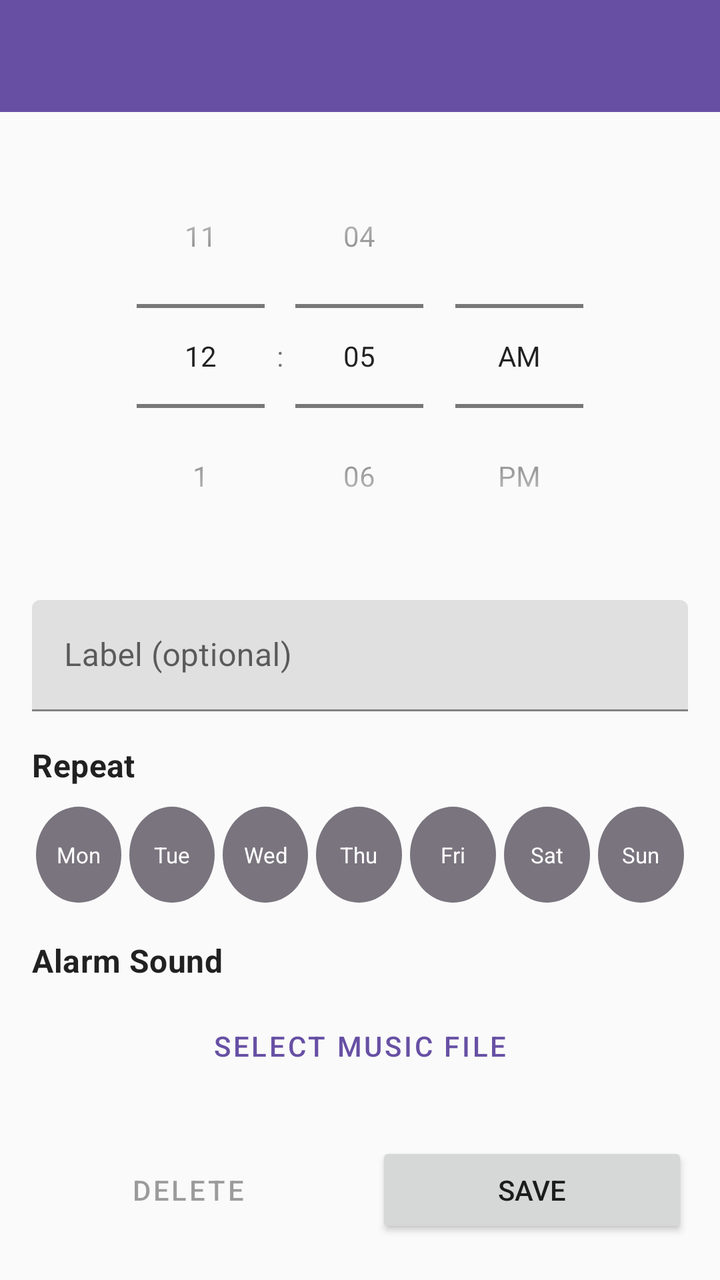
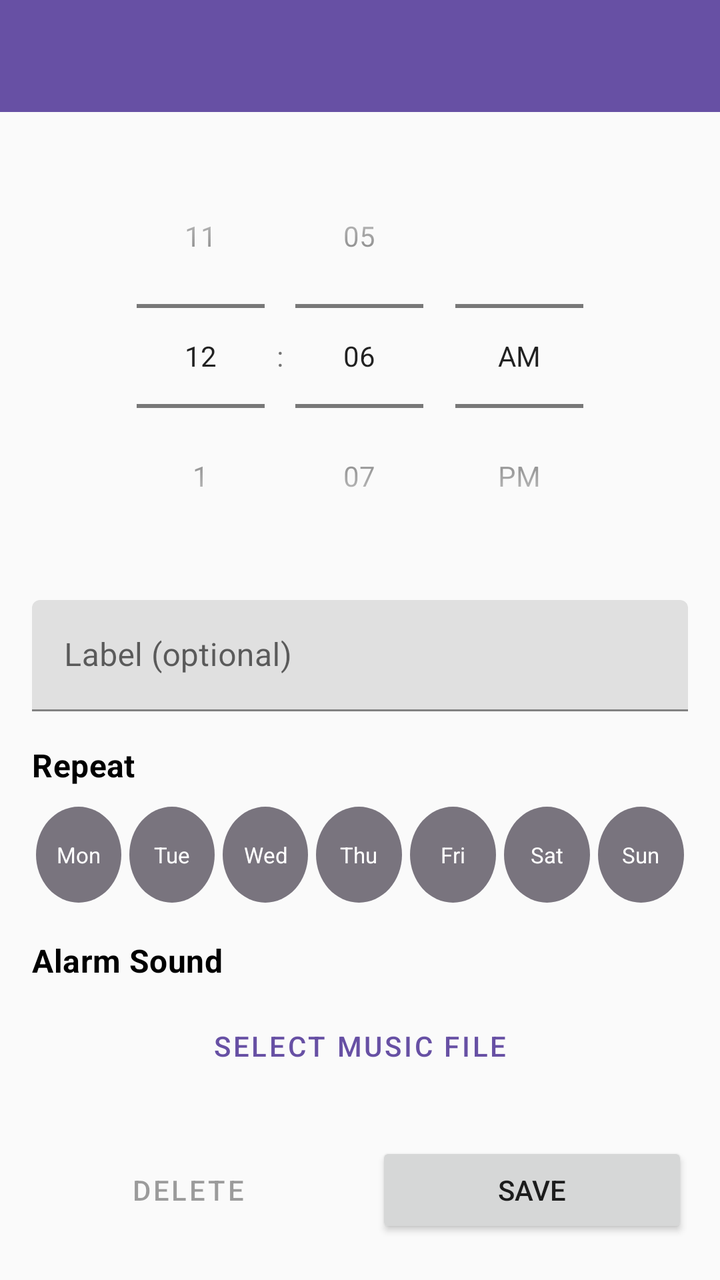

Two renders of the same Android screen: before a commit and after it. Below are the layout's source before the change and the commit's diff.
<!-- AndroidManifest.xml: application theme Theme.Alerm -->
<!-- res/layout/activity_alarm_edit.xml -->
<?xml version="1.0" encoding="utf-8"?>
<LinearLayout
    xmlns:android="http://schemas.android.com/apk/res/android"
    xmlns:tools="http://schemas.android.com/tools"
    android:layout_width="match_parent"
    android:layout_height="match_parent"
    android:orientation="vertical"
    tools:context=".AlarmEditActivity">

    <androidx.appcompat.widget.Toolbar
        android:id="@+id/toolbarEdit"
        android:layout_width="match_parent"
        android:layout_height="?attr/actionBarSize"
        android:background="?attr/colorPrimary"
        android:title="@string/app_name"
        android:titleTextColor="@android:color/white" />

    <ScrollView
        android:layout_width="match_parent"
        android:layout_height="0dp"
        android:layout_weight="1">

    <LinearLayout
        android:layout_width="match_parent"
        android:layout_height="wrap_content"
        android:orientation="vertical"
        android:padding="16dp">

        
        <TimePicker
            android:id="@+id/timePicker"
            android:layout_width="match_parent"
            android:layout_height="wrap_content"
            android:timePickerMode="spinner" />

        
        <com.google.android.material.textfield.TextInputLayout
            android:layout_width="match_parent"
            android:layout_height="wrap_content"
            android:layout_marginTop="16dp"
            android:hint="@string/alarm_label">

            <com.google.android.material.textfield.TextInputEditText
                android:id="@+id/etLabel"
                android:layout_width="match_parent"
                android:layout_height="wrap_content"
                android:inputType="text"
                android:maxLines="1" />

        </com.google.android.material.textfield.TextInputLayout>

        
        <TextView
            android:layout_width="match_parent"
            android:layout_height="wrap_content"
            android:layout_marginTop="16dp"
            android:text="@string/repeat_days"
            android:textAppearance="?attr/textAppearanceSubtitle1"
            android:textStyle="bold" />

        <LinearLayout
            android:layout_width="match_parent"
            android:layout_height="wrap_content"
            android:layout_marginTop="8dp"
            android:orientation="horizontal"
            android:gravity="center">

            <CheckBox
                android:id="@+id/cbMon"
                android:layout_width="0dp"
                android:layout_height="wrap_content"
                android:layout_weight="1"
                android:text="@string/mon"
                android:button="@null"
                android:background="@drawable/day_checkbox_bg"
                android:textColor="@color/day_checkbox_text_color"
                android:gravity="center"
                android:padding="6dp"
                android:textSize="11sp"
                android:layout_margin="2dp" />

            <CheckBox
                android:id="@+id/cbTue"
                android:layout_width="0dp"
                android:layout_height="wrap_content"
                android:layout_weight="1"
                android:text="@string/tue"
                android:button="@null"
                android:background="@drawable/day_checkbox_bg"
                android:textColor="@color/day_checkbox_text_color"
                android:gravity="center"
                android:padding="6dp"
                android:textSize="11sp"
                android:layout_margin="2dp" />

            <CheckBox
                android:id="@+id/cbWed"
                android:layout_width="0dp"
                android:layout_height="wrap_content"
                android:layout_weight="1"
                android:text="@string/wed"
                android:button="@null"
                android:background="@drawable/day_checkbox_bg"
                android:textColor="@color/day_checkbox_text_color"
                android:gravity="center"
                android:padding="6dp"
                android:textSize="11sp"
                android:layout_margin="2dp" />

            <CheckBox
                android:id="@+id/cbThu"
                android:layout_width="0dp"
                android:layout_height="wrap_content"
                android:layout_weight="1"
                android:text="@string/thu"
                android:button="@null"
                android:background="@drawable/day_checkbox_bg"
                android:textColor="@color/day_checkbox_text_color"
                android:gravity="center"
                android:padding="6dp"
                android:textSize="11sp"
                android:layout_margin="2dp" />

            <CheckBox
                android:id="@+id/cbFri"
                android:layout_width="0dp"
                android:layout_height="wrap_content"
                android:layout_weight="1"
                android:text="@string/fri"
                android:button="@null"
                android:background="@drawable/day_checkbox_bg"
                android:textColor="@color/day_checkbox_text_color"
                android:gravity="center"
                android:padding="6dp"
                android:textSize="11sp"
                android:layout_margin="2dp" />

            <CheckBox
                android:id="@+id/cbSat"
                android:layout_width="0dp"
                android:layout_height="wrap_content"
                android:layout_weight="1"
                android:text="@string/sat"
                android:button="@null"
                android:background="@drawable/day_checkbox_bg"
                android:textColor="@color/day_checkbox_text_color"
                android:gravity="center"
                android:padding="6dp"
                android:textSize="11sp"
                android:layout_margin="2dp" />

            <CheckBox
                android:id="@+id/cbSun"
                android:layout_width="0dp"
                android:layout_height="wrap_content"
                android:layout_weight="1"
                android:text="@string/sun"
                android:button="@null"
                android:background="@drawable/day_checkbox_bg"
                android:textColor="@color/day_checkbox_text_color"
                android:gravity="center"
                android:padding="6dp"
                android:textSize="11sp"
                android:layout_margin="2dp" />

        </LinearLayout>

        
        <TextView
            android:layout_width="match_parent"
            android:layout_height="wrap_content"
            android:layout_marginTop="16dp"
            android:text="@string/alarm_sound"
            android:textAppearance="?attr/textAppearanceSubtitle1"
            android:textStyle="bold" />

        <Button
            android:id="@+id/btnSelectMusic"
            style="@style/Widget.MaterialComponents.Button.OutlinedButton"
            android:layout_width="match_parent"
            android:layout_height="wrap_content"
            android:layout_marginTop="8dp"
            android:text="@string/select_music"
            android:ellipsize="end"
            android:maxLines="1" />

        
        <LinearLayout
            android:layout_width="match_parent"
            android:layout_height="wrap_content"
            android:layout_marginTop="24dp"
            android:orientation="horizontal">

            <Button
                android:id="@+id/btnDelete"
                style="@style/Widget.MaterialComponents.Button.OutlinedButton"
                android:layout_width="0dp"
                android:layout_height="wrap_content"
                android:layout_weight="1"
                android:layout_marginEnd="8dp"
                android:text="@string/delete"
                android:enabled="false" />

            <Button
                android:id="@+id/btnSave"
                android:layout_width="0dp"
                android:layout_height="wrap_content"
                android:layout_weight="1"
                android:layout_marginStart="8dp"
                android:text="@string/save" />

        </LinearLayout>

    </LinearLayout>

    </ScrollView>

</LinearLayout>
<!-- resources referenced by this layout -->
<resources>
  <!-- drawable day_checkbox_bg (drawable) -->
  <?xml version="1.0" encoding="utf-8"?>
  <selector xmlns:android="http://schemas.android.com/apk/res/android">
      <item android:state_checked="true">
          <shape android:shape="oval">
              <solid android:color="@color/day_selected_bg" />
          </shape>
      </item>
      <item>
          <shape android:shape="oval">
              <solid android:color="@color/day_unselected_bg" />
          </shape>
      </item>
  </selector>
  <string name="alarm_label">Label (optional)</string>
  <string name="alarm_sound">Alarm Sound</string>
  <string name="app_name">Alerm</string>
  <string name="delete">Delete</string>
  <string name="fri">Fri</string>
  <string name="mon">Mon</string>
  <string name="repeat_days">Repeat</string>
  <string name="sat">Sat</string>
  <string name="save">Save</string>
  <string name="select_music">Select Music File</string>
  <string name="sun">Sun</string>
  <string name="thu">Thu</string>
  <string name="tue">Tue</string>
  <string name="wed">Wed</string>
  <style name="Theme.Alerm" parent="Theme.MaterialComponents.DayNight.NoActionBar">
          <item name="colorPrimary">@color/colorPrimary</item>
          <item name="colorPrimaryVariant">@color/colorPrimaryVariant</item>
          <item name="colorOnPrimary">@color/colorOnPrimary</item>
          <item name="colorSecondary">@color/colorSecondary</item>
          <item name="colorOnSecondary">@color/colorOnSecondary</item>
          <item name="colorError">@color/colorError</item>
          <item name="colorOnError">@color/colorOnError</item>
          <item name="colorSurface">@color/colorSurface</item>
          <item name="colorOnSurface">@color/colorOnSurface</item>
          <item name="android:colorBackground">@color/colorBackground</item>
          <item name="colorOnBackground">@color/colorOnBackground</item>
      </style>
  <color name="day_selected_bg">#FF6750A4</color>
  <color name="day_unselected_bg">#FF79747E</color>
  <color name="colorPrimary">#FF6750A4</color>
  <color name="colorPrimaryVariant">#FF3700B3</color>
  <color name="colorOnPrimary">#FFFFFFFF</color>
  <color name="colorSecondary">#FF03DAC5</color>
  <color name="colorOnSecondary">#FF000000</color>
  <color name="colorError">#FFB00020</color>
  <color name="colorOnError">#FFFFFFFF</color>
  <color name="colorSurface">#FFFFFFFF</color>
  <color name="colorOnSurface">#FF000000</color>
  <color name="colorBackground">#FFFAFAFA</color>
  <color name="colorOnBackground">#FF000000</color>
</resources>

<!-- the commit's change to res/layout/activity_alarm_edit.xml (unified diff, before → after) -->
@@ -56,6 +56,7 @@
             android:layout_marginTop="16dp"
             android:text="@string/repeat_days"
             android:textAppearance="?attr/textAppearanceSubtitle1"
+            android:textColor="#FF000000"
             android:textStyle="bold" />
 
         <LinearLayout
@@ -172,6 +173,7 @@
             android:layout_marginTop="16dp"
             android:text="@string/alarm_sound"
             android:textAppearance="?attr/textAppearanceSubtitle1"
+            android:textColor="#FF000000"
             android:textStyle="bold" />
 
         <Button
<!-- resource entries referenced after the edit -->
@@ -28,7 +28,7 @@
   <string name="thu">Thu</string>
   <string name="tue">Tue</string>
   <string name="wed">Wed</string>
-  <style name="Theme.Alerm" parent="Theme.MaterialComponents.DayNight.NoActionBar">
+  <style name="Theme.Alerm" parent="Theme.MaterialComponents.Light.NoActionBar">
           <item name="colorPrimary">@color/colorPrimary</item>
           <item name="colorPrimaryVariant">@color/colorPrimaryVariant</item>
           <item name="colorOnPrimary">@color/colorOnPrimary</item>
